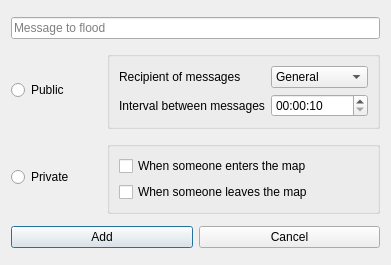
Qt form BotDofus/src/gui/main/forms/dialogs/addfloodmessagedialog.ui (josuesavy/BotDofus) before a commit.
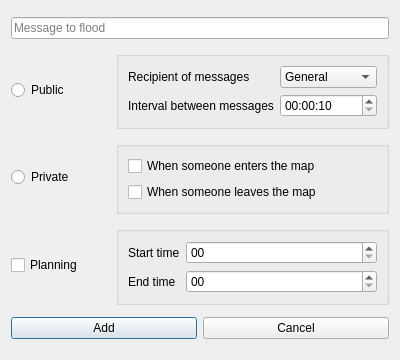
The same form after that commit. Icons and pictures are not drawn.

Commit message: Flood: adapting, update and bug fixes

```diff
--- a/BotDofus/src/gui/main/forms/dialogs/addfloodmessagedialog.ui
+++ b/BotDofus/src/gui/main/forms/dialogs/addfloodmessagedialog.ui
@@ -6,8 +6,8 @@
    <rect>
     <x>0</x>
     <y>0</y>
-    <width>391</width>
-    <height>265</height>
+    <width>400</width>
+    <height>360</height>
    </rect>
   </property>
   <property name="windowTitle">
@@ -17,14 +17,7 @@
    <iconset resource="../../../../../res/resources.qrc">
     <normaloff>:/icons/comment_16px.ico</normaloff>:/icons/comment_16px.ico</iconset>
   </property>
-  <layout class="QGridLayout" name="gridLayout">
-   <item row="0" column="0" colspan="2">
-    <widget class="QLineEdit" name="lineEditMessage">
-     <property name="placeholderText">
-      <string>Message to flood</string>
-     </property>
-    </widget>
-   </item>
+  <layout class="QGridLayout" name="gridLayout_4">
    <item row="1" column="0">
     <widget class="QRadioButton" name="radioButtonPublic">
      <property name="text">
@@ -32,77 +25,6 @@
      </property>
     </widget>
    </item>
-   <item row="1" column="1">
-    <widget class="QGroupBox" name="groupBoxPublic">
-     <layout class="QGridLayout" name="gridLayout_2">
-      <item row="0" column="1">
-       <widget class="QComboBox" name="comboBoxCanal">
-        <item>
-         <property name="text">
-          <string>General</string>
-         </property>
-        </item>
-        <item>
-         <property name="text">
-          <string>Guild</string>
-         </property>
-        </item>
-        <item>
-         <property name="text">
-          <string>Aliance</string>
-         </property>
-        </item>
-        <item>
-         <property name="text">
-          <string>Team</string>
-         </property>
-        </item>
-        <item>
-         <property name="text">
-          <string>Sale</string>
-         </property>
-        </item>
-        <item>
-         <property name="text">
-          <string>Recruitment</string>
-         </property>
-        </item>
-       </widget>
-      </item>
-      <item row="0" column="0">
-       <widget class="QLabel" name="label">
-        <property name="text">
-         <string>Recipient of messages</string>
-        </property>
-       </widget>
-      </item>
-      <item row="1" column="0">
-       <widget class="QLabel" name="label_2">
-        <property name="text">
-         <string>Interval between messages</string>
-        </property>
-       </widget>
-      </item>
-      <item row="1" column="1">
-       <widget class="QTimeEdit" name="timeEdit">
-        <property name="currentSection">
-         <enum>QDateTimeEdit::SecondSection</enum>
-        </property>
-        <property name="displayFormat">
-         <string>hh:mm:ss</string>
-        </property>
-        <property name="time">
-         <time>
-          <hour>0</hour>
-          <minute>0</minute>
-          <second>10</second>
-         </time>
-        </property>
-       </widget>
-      </item>
-     </layout>
-    </widget>
-   </item>
    <item row="2" column="0">
     <widget class="QRadioButton" name="radioButtonPrivate">
      <property name="text">
@@ -110,30 +32,67 @@
      </property>
     </widget>
    </item>
-   <item row="2" column="1">
-    <widget class="QGroupBox" name="groupBoxPrivate">
-     <property name="title">
-      <string/>
-     </property>
-     <layout class="QGridLayout" name="gridLayout_3">
-      <item row="0" column="0">
-       <widget class="QCheckBox" name="checkBoxSomeonEntersMap">
-        <property name="text">
-         <string>When someone enters the map</string>
-        </property>
-       </widget>
-      </item>
-      <item row="1" column="0">
-       <widget class="QCheckBox" name="checkBoxSomeoneLeavesMap">
-        <property name="text">
-         <string>When someone leaves the map</string>
-        </property>
-       </widget>
-      </item>
-     </layout>
-    </widget>
-   </item>
    <item row="3" column="0" colspan="2">
+    <widget class="QCheckBox" name="checkBoxPlanning">
+     <property name="text">
+      <string>Planning</string>
+     </property>
+    </widget>
+   </item>
+   <item row="3" column="2" colspan="2">
+    <widget class="QGroupBox" name="groupBoxPlanning">
+     <layout class="QGridLayout" name="gridLayout">
+      <item row="0" column="0">
+       <widget class="QLabel" name="label_3">
+        <property name="sizePolicy">
+         <sizepolicy hsizetype="Fixed" vsizetype="Preferred">
+          <horstretch>0</horstretch>
+          <verstretch>0</verstretch>
+         </sizepolicy>
+        </property>
+        <property name="text">
+         <string>Start time</string>
+        </property>
+       </widget>
+      </item>
+      <item row="1" column="0">
+       <widget class="QLabel" name="label_4">
+        <property name="sizePolicy">
+         <sizepolicy hsizetype="Fixed" vsizetype="Preferred">
+          <horstretch>0</horstretch>
+          <verstretch>0</verstretch>
+         </sizepolicy>
+        </property>
+        <property name="text">
+         <string>End time</string>
+        </property>
+       </widget>
+      </item>
+      <item row="0" column="1">
+       <widget class="QTimeEdit" name="timeEditStartTimePlanning">
+        <property name="displayFormat">
+         <string>hh</string>
+        </property>
+       </widget>
+      </item>
+      <item row="1" column="1">
+       <widget class="QTimeEdit" name="timeEditEndTimePlanning">
+        <property name="displayFormat">
+         <string>hh</string>
+        </property>
+        <property name="time">
+         <time>
+          <hour>0</hour>
+          <minute>0</minute>
+          <second>0</second>
+         </time>
+        </property>
+       </widget>
+      </item>
+     </layout>
+    </widget>
+   </item>
+   <item row="4" column="0" colspan="4">
     <layout class="QHBoxLayout" name="horizontalLayout">
      <item>
       <widget class="QPushButton" name="pushButtonAdd">
@@ -159,6 +118,107 @@
      </item>
     </layout>
    </item>
+   <item row="0" column="0" colspan="4">
+    <widget class="QLineEdit" name="lineEditMessage">
+     <property name="placeholderText">
+      <string>Message to flood</string>
+     </property>
+    </widget>
+   </item>
+   <item row="2" column="2" colspan="2">
+    <widget class="QGroupBox" name="groupBoxPrivate">
+     <property name="title">
+      <string/>
+     </property>
+     <layout class="QGridLayout" name="gridLayout_3">
+      <item row="0" column="0">
+       <widget class="QCheckBox" name="checkBoxSomeoneComingMap">
+        <property name="text">
+         <string>When someone enters the map</string>
+        </property>
+       </widget>
+      </item>
+      <item row="1" column="0">
+       <widget class="QCheckBox" name="checkBoxSomeoneLeavesMap">
+        <property name="text">
+         <string>When someone leaves the map</string>
+        </property>
+       </widget>
+      </item>
+     </layout>
+    </widget>
+   </item>
+   <item row="1" column="2" colspan="2">
+    <widget class="QGroupBox" name="groupBoxPublic">
+     <layout class="QGridLayout" name="gridLayout_2">
+      <item row="0" column="0">
+       <widget class="QLabel" name="label">
+        <property name="text">
+         <string>Recipient of messages</string>
+        </property>
+       </widget>
+      </item>
+      <item row="1" column="0">
+       <widget class="QLabel" name="label_2">
+        <property name="text">
+         <string>Interval between messages</string>
+        </property>
+       </widget>
+      </item>
+      <item row="0" column="1">
+       <widget class="QComboBox" name="comboBoxChannel">
+        <item>
+         <property name="text">
+          <string>General</string>
+         </property>
+        </item>
+        <item>
+         <property name="text">
+          <string>Guild</string>
+         </property>
+        </item>
+        <item>
+         <property name="text">
+          <string>Aliance</string>
+         </property>
+        </item>
+        <item>
+         <property name="text">
+          <string>Team</string>
+         </property>
+        </item>
+        <item>
+         <property name="text">
+          <string>Sale</string>
+         </property>
+        </item>
+        <item>
+         <property name="text">
+          <string>Recruitment</string>
+         </property>
+        </item>
+       </widget>
+      </item>
+      <item row="1" column="1">
+       <widget class="QTimeEdit" name="timeEditPublic">
+        <property name="currentSection">
+         <enum>QDateTimeEdit::SecondSection</enum>
+        </property>
+        <property name="displayFormat">
+         <string>hh:mm:ss</string>
+        </property>
+        <property name="time">
+         <time>
+          <hour>0</hour>
+          <minute>0</minute>
+          <second>10</second>
+         </time>
+        </property>
+       </widget>
+      </item>
+     </layout>
+    </widget>
+   </item>
   </layout>
   <zorder>groupBoxPublic</zorder>
   <zorder>lineEditMessage</zorder>
```
Left out of the diff: 8 changed lines with no effect on the pictures. The commit also changes 9 other files.
